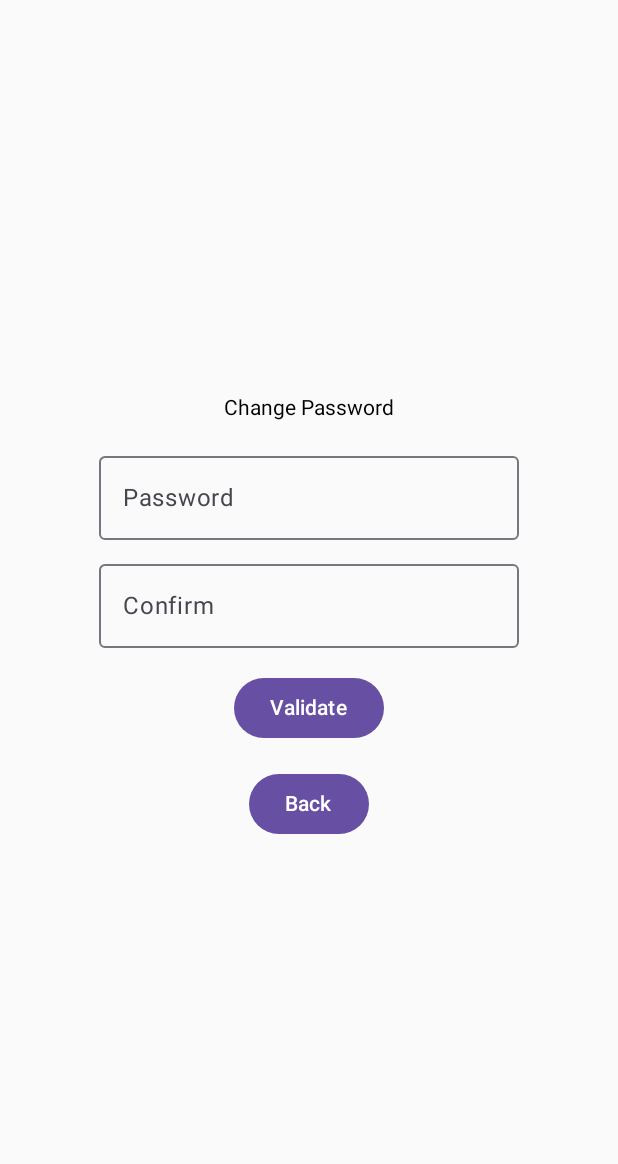
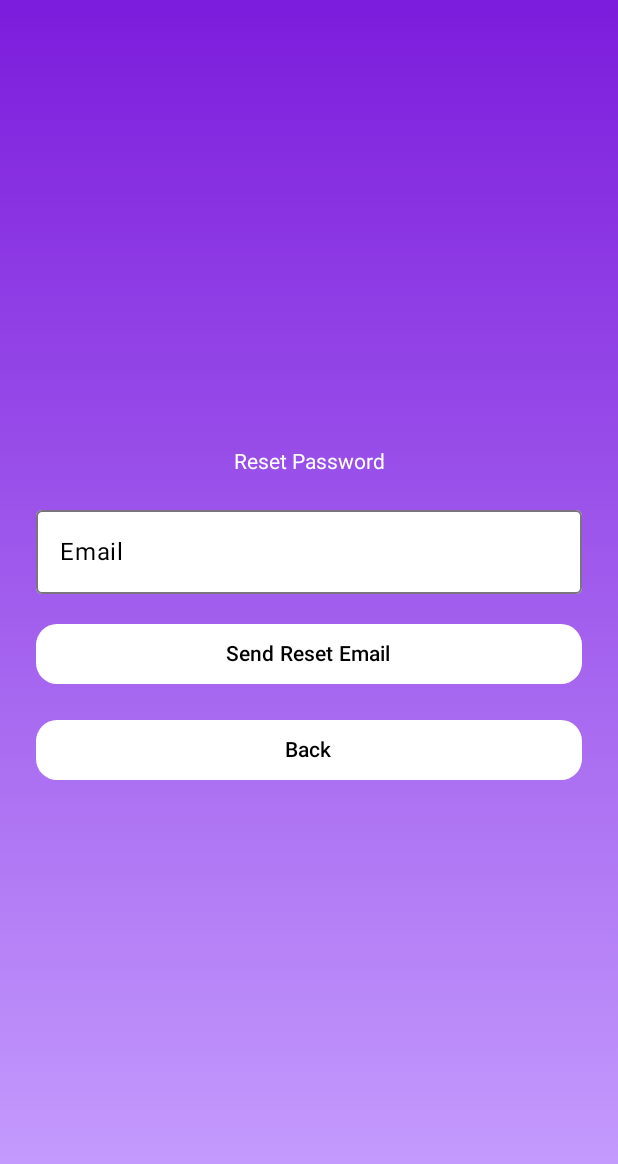
Before and after one commit to chloec0des/ChloeTOLEDANO_CorentinSTARK, an Android app built with Jetpack Compose: the screen it shows after launch (MainActivity), after a tap on "Forgot password?", on a phone screen of 412 x 824 dp. Shown: the top 1164 px of the screen. Run offline under Robolectric (Android 15) with nearby library versions, the phone set to English and light mode, and no system bars; our stand-ins replace Firebase (no records; nobody signed in at launch, a user with empty details on screens opened directly); 2 other taps on this screen came first.

Commit message:
password change

```diff
--- a/app/src/main/java/com/AppNavigator.kt
+++ b/app/src/main/java/com/AppNavigator.kt
@@ -3,22 +3,17 @@ package com
 import android.os.Build
 import androidx.annotation.RequiresApi
 import androidx.compose.runtime.*
-import androidx.compose.ui.Modifier
-import androidx.compose.foundation.layout.Arrangement
-import androidx.compose.foundation.layout.Column
-import androidx.compose.foundation.layout.fillMaxSize
 import androidx.compose.ui.platform.LocalContext
 import androidx.navigation.compose.NavHost
 import androidx.navigation.compose.composable
 import androidx.navigation.compose.rememberNavController
 import com.Game.GameScreen
-import com.WinScreen
 import com.login.LoginOrRegister
 import com.login.login.LoginChooseType
 import com.login.login.LoginGameAccount
 import com.login.login.LoginGoogle
 import com.login.login.LoginPlayGames
-import com.login.login.ChangePassword
+import com.login.login.ResetPassword
 import com.login.register.RegisterChooseType
 import com.login.register.RegisterGameAccount
 import com.login.register.RegisterMeta
@@ -122,8 +117,8 @@ fun AppNavigator() {
                     )
                 }
                 LoginState.ChangePassword -> {
-                    ChangePassword(
-                        onValidate = { goBackToLoginChooseType() },
+                    ResetPassword (
+                        onSuccess = { goBackToLoginChooseType() },
                         onBack = { goBackToLoginChooseType() }
                     )
                 }
--- a/app/src/main/java/com/login/LoginClass.kt
+++ b/app/src/main/java/com/login/LoginClass.kt
@@ -6,7 +6,7 @@ import com.login.login.LoginChooseType
 import com.login.login.LoginGameAccount
 import com.login.login.LoginGoogle
 import com.login.login.LoginPlayGames
-import com.login.login.ChangePassword
+import com.login.login.ResetPassword
 import com.login.register.RegisterChooseType
 import com.login.register.RegisterGameAccount
 import com.login.register.RegisterMeta
@@ -99,8 +99,8 @@ class LoginClass {
                 )
             }
             LoginScreen.ChangePassword -> {
-                ChangePassword(
-                    onValidate = { goBackToLoginChooseType() },
+                ResetPassword (
+                    onSuccess = { goBackToLoginChooseType() },
                     onBack = { goBackToLoginChooseType() }
                 )
             }
--- a/app/src/main/java/com/login/login/change_password.kt
+++ /dev/null
@@ -1,62 +0,0 @@
-package com.login.login
-
-import androidx.compose.foundation.layout.*
-import androidx.compose.material3.Button
-import androidx.compose.material3.OutlinedTextField
-import androidx.compose.material3.Text
-import androidx.compose.runtime.*
-import androidx.compose.ui.Alignment
-import androidx.compose.ui.Modifier
-import androidx.compose.ui.res.stringResource
-import androidx.compose.ui.unit.dp
-import com.example.myapplication.R
-
-@Composable
-fun ChangePassword(
-    onValidate: () -> Unit,
-    onBack: () -> Unit
-) {
-    var password by remember { mutableStateOf("") }
-    var confirmPassword by remember { mutableStateOf("") }
-
-    Column(
-        modifier = Modifier
-            .fillMaxSize()
-            .padding(24.dp),
-        horizontalAlignment = Alignment.CenterHorizontally,
-        verticalArrangement = Arrangement.Center
-    ) {
-        Text(text = stringResource(id = R.string.change_password))
-
-        Spacer(modifier = Modifier.height(16.dp))
-
-        OutlinedTextField(
-            value = password,
-            onValueChange = { password = it },
-            label = { Text(text = stringResource(id = R.string.password)) }
-        )
-
-        Spacer(modifier = Modifier.height(8.dp))
-
-        OutlinedTextField(
-            value = confirmPassword,
-            onValueChange = { confirmPassword = it },
-            label = { Text(text = stringResource(id = R.string.confirm)) }
-        )
-
-        Spacer(modifier = Modifier.height(16.dp))
-
-        Button(onClick = {
-            // Vérifier password == confirmPassword, etc.
-            onValidate()
-        }) {
-            Text(text = stringResource(id = R.string.validate))
-        }
-
-        Spacer(modifier = Modifier.height(16.dp))
-
-        Button(onClick = onBack) {
-            Text(text = stringResource(id = R.string.back))
-        }
-    }
-}
--- /dev/null
+++ b/app/src/main/java/com/login/login/reset_password.kt
@@ -0,0 +1,125 @@
+package com.login.login
+
+import android.widget.Toast
+import androidx.compose.foundation.background
+import androidx.compose.foundation.layout.*
+import androidx.compose.foundation.shape.RoundedCornerShape
+import androidx.compose.material3.Button
+import androidx.compose.material3.ButtonDefaults
+import androidx.compose.material3.ExperimentalMaterial3Api
+import androidx.compose.material3.OutlinedTextField
+import androidx.compose.material3.Text
+import androidx.compose.material3.TextFieldDefaults
+import androidx.compose.runtime.*
+import androidx.compose.ui.Alignment
+import androidx.compose.ui.Modifier
+import androidx.compose.ui.graphics.Brush
+import androidx.compose.ui.graphics.Color
+import androidx.compose.ui.platform.LocalContext
+import androidx.compose.ui.res.stringResource
+import androidx.compose.ui.unit.dp
+import com.example.myapplication.R
+import com.google.firebase.auth.FirebaseAuth
+
+@OptIn(ExperimentalMaterial3Api::class)
+@Composable
+fun ResetPassword(
+    onBack: () -> Unit,
+    onSuccess: () -> Unit
+) {
+    val context = LocalContext.current
+    val auth = FirebaseAuth.getInstance()
+    var email by remember { mutableStateOf("") }
+
+    val emailNotFoundStr = stringResource(id = R.string.email_not_found)
+    val enterEmailStr = stringResource(id = R.string.enter_email)
+    val resetPasswordStr = stringResource(id = R.string.reset_password)
+    val resetEmailSentStr = stringResource(id = R.string.reset_email_sent)
+    val sendResetEmailStr = stringResource(id = R.string.send_reset_email)
+    val backStr = stringResource(id = R.string.back)
+
+    val topColor = Color(0xFF7C1CDC)
+    val bottomColor = Color(0xFFC8A2FF)
+
+    Box(
+        modifier = Modifier
+            .fillMaxSize()
+            .background(Brush.verticalGradient(listOf(topColor, bottomColor)))
+    ) {
+        Column(
+            modifier = Modifier
+                .fillMaxSize()
+                .padding(24.dp),
+            horizontalAlignment = Alignment.CenterHorizontally,
+            verticalArrangement = Arrangement.Center
+        ) {
+            Text(
+                text = resetPasswordStr,
+                color = Color.White
+            )
+            Spacer(modifier = Modifier.height(16.dp))
+            OutlinedTextField(
+                value = email,
+                onValueChange = { email = it },
+                label = { Text(stringResource(id = R.string.email)) },
+                modifier = Modifier.fillMaxWidth(),
+                colors = TextFieldDefaults.outlinedTextFieldColors(
+                    containerColor = Color.White,
+                    focusedLabelColor = Color.Black,
+                    unfocusedLabelColor = Color.Black
+                )
+            )
+            Spacer(modifier = Modifier.height(16.dp))
+            Button(
+                onClick = {
+                    val emailClean = email.trim()
+                    if (emailClean.isNotEmpty()) {
+                        auth.sendPasswordResetEmail(emailClean)
+                            .addOnCompleteListener { task ->
+                                if (task.isSuccessful) {
+                                    Toast.makeText(
+                                        context,
+                                        resetEmailSentStr,
+                                        Toast.LENGTH_SHORT
+                                    ).show()
+                                    onSuccess()
+                                } else {
+                                    Toast.makeText(
+                                        context,
+                                        emailNotFoundStr,
+                                        Toast.LENGTH_SHORT
+                                    ).show()
+                                }
+                            }
+                    } else {
+                        Toast.makeText(
+                            context,
+                            enterEmailStr,
+                            Toast.LENGTH_SHORT
+                        ).show()
+                    }
+                },
+                shape = RoundedCornerShape(14.dp),
+                colors = ButtonDefaults.buttonColors(containerColor = Color.White),
+                modifier = Modifier.fillMaxWidth()
+            ) {
+                Text(
+                    text = sendResetEmailStr,
+                    color = Color.Black
+                )
+            }
+            Spacer(modifier = Modifier.height(16.dp))
+            Button(
+                onClick = onBack,
+                shape = RoundedCornerShape(14.dp),
+                colors = ButtonDefaults.buttonColors(containerColor = Color.White),
+                modifier = Modifier.fillMaxWidth()
+            ) {
+                Text(
+                    text = backStr,
+                    color = Color.Black
+                )
+            }
+        }
+    }
+}
--- a/app/src/main/res/values/strings.xml
+++ b/app/src/main/res/values/strings.xml
@@ -39,4 +39,10 @@
     <string name="choose_your_level">Choose Your Level</string>
     <string name="level_name">Level %1$d</string>
     <string name="failed_to_load_level">Failed to load the level.</string>
+    <string name="reset_password">Reset Password</string>
+    <string name="send_reset_email">Send Reset Email</string>
+    <string name="reset_email_sent">Reset email sent successfully!</string>
+    <string name="reset_failed">Failed to send reset email.</string>
+    <string name="email_not_found">Email not associated with an account.</string>
+    <string name="enter_email">Please enter your email address.</string>
 </resources>
```
Also changed, not shown: 3 other files.
